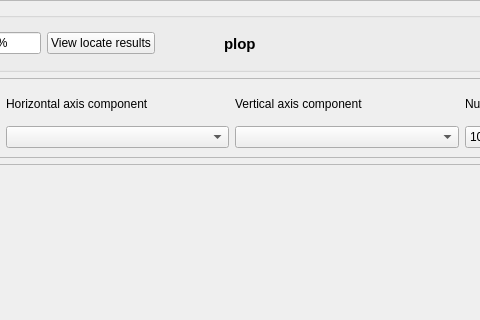
Above: python_interface/uis/drawScenarioFrame.ui from cbgp/diyabc before the change; both pictures show x 246 to 726 and y 0 to 320 of the 956 by 660 pixel window. Below: the same form after it.
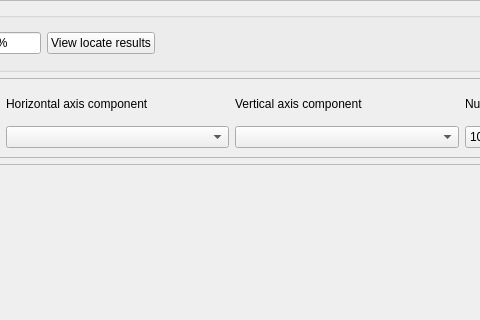
That is the form after the change.

Commit message: modifs dans l'interface: ôté plop dans frame drawscenario

```diff
--- a/python_interface/uis/drawScenarioFrame.ui
+++ b/python_interface/uis/drawScenarioFrame.ui
@@ -95,7 +95,7 @@
          </font>
         </property>
         <property name="text">
-         <string>plop</string>
+         <string>   </string>
         </property>
        </widget>
       </item>
```
Left out of the diff: 4 changed lines with no effect on the pictures. The commit also changes 4 other files.
